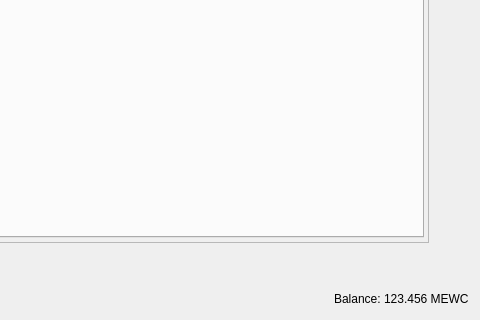
Old version of the form src/qt/forms/restrictedassetsdialog.ui in the repository Meowcoin-Foundation/Meowcoin; both pictures show x 688 to 1168 and y 680 to 1000 of the 1168 by 1000 pixel window.
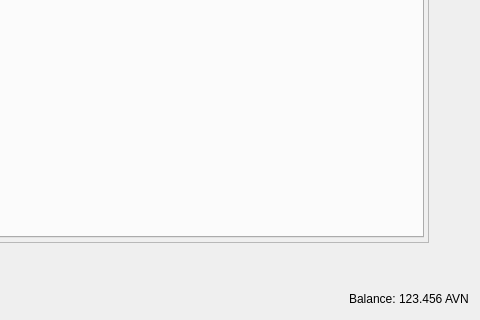
New version of the form.

```diff
--- a/src/qt/forms/restrictedassetsdialog.ui
+++ b/src/qt/forms/restrictedassetsdialog.ui
@@ -281,7 +281,7 @@
         <cursorShape>IBeamCursor</cursorShape>
        </property>
        <property name="text">
-        <string notr="true">123.456 MEWC</string>
+        <string notr="true">123.456 AVN</string>
        </property>
        <property name="textInteractionFlags">
         <set>Qt::LinksAccessibleByMouse|Qt::TextSelectableByKeyboard|Qt::TextSelectableByMouse</set>
```
Left out of the diff: 2 changed lines with no effect on the pictures.
